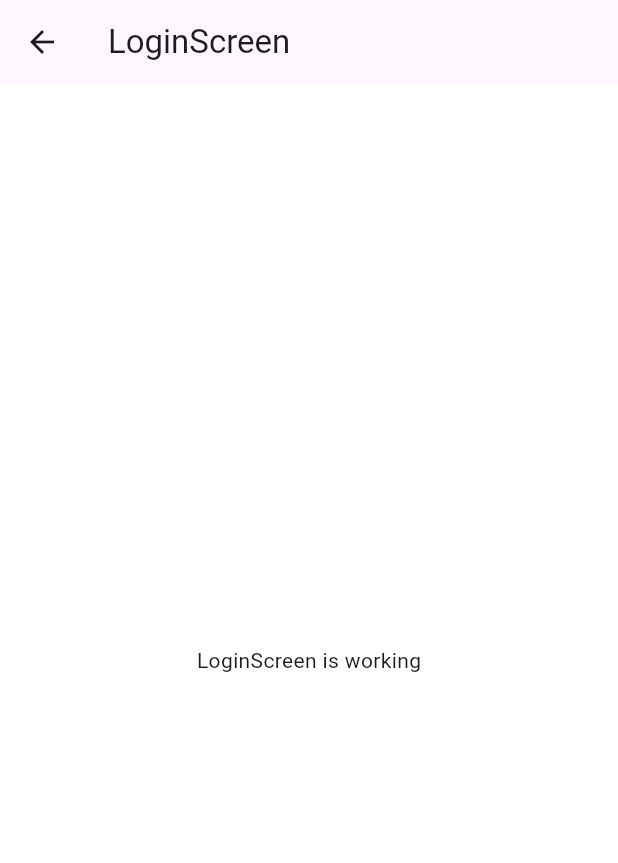
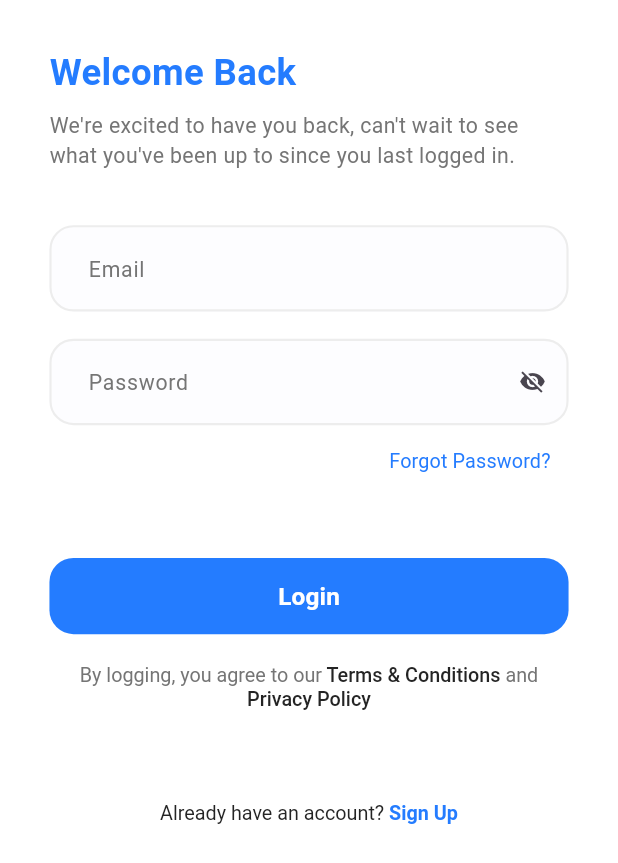
Before and after one commit to Ahmed-Mohmmed-Yousef/flutter_compelet_project, a Flutter app: the screen it shows after launch, after a tap on "Get Started", on a phone screen of 412 x 824 dp. Shown: the top 863 px of the screen. Run offline on Flutter 3.47's test engine with Material 3 defaults, Android fonts, the phone set to English and light mode, and no system bars; our stand-ins replace flutter_screenutil, flutter_svg.

Commit message:
-login ui

```diff
--- /dev/null
+++ b/lib/core/helpers/spacing.dart
@@ -0,0 +1,10 @@
+import 'package:flutter/material.dart';
+import 'package:flutter_screenutil/flutter_screenutil.dart';
+
+SizedBox verticalSpacing(double height) => SizedBox(
+      height: height.h,
+    );
+
+SizedBox horizontalSpacing(double width) => SizedBox(
+      width: width.w,
+    );
--- a/lib/core/theming/colors.dart
+++ b/lib/core/theming/colors.dart
@@ -2,5 +2,9 @@
 
 class ColorsManager {
   static const Color mainBlue = Color(0xFF247CFF);
+  static const Color darkBlue = Color(0xFF242424);
   static const Color gray = Color(0xFF757575);
+  static const Color lightGray = Color(0xFFC2C2C2);
+  static const Color lighterGray = Color(0xFFEDEDED);
+  static const Color moreLighterGray = Color(0xFFFDFDFF);
 }
--- /dev/null
+++ b/lib/core/theming/font_weight_helper.dart
@@ -0,0 +1,12 @@
+import 'package:flutter/material.dart';
+
+class FontWeightHelper {
+  static const FontWeight thin = FontWeight.w100;
+  static const FontWeight extraLight = FontWeight.w200;
+  static const FontWeight light = FontWeight.w300;
+  static const FontWeight regular = FontWeight.w400;
+  static const FontWeight medium = FontWeight.w500;
+  static const FontWeight semiBold = FontWeight.w600;
+  static const FontWeight bold = FontWeight.w700;
+  static const FontWeight extraBold = FontWeight.w800;
+}
--- a/lib/core/theming/styles.dart
+++ b/lib/core/theming/styles.dart
@@ -1,29 +1,83 @@
 import 'package:flutter/material.dart';
 import 'package:flutter_complete_project/core/theming/colors.dart';
+import 'package:flutter_complete_project/core/theming/font_weight_helper.dart';
 import 'package:flutter_screenutil/flutter_screenutil.dart';
 
 class TextStyles {
-  static TextStyle font24Black700Weight = TextStyle(
+  static TextStyle font24BlackBold = TextStyle(
     fontSize: 24.sp,
-    fontWeight: FontWeight.w700,
+    fontWeight: FontWeightHelper.bold,
     color: Colors.black,
   );
 
   static TextStyle font32BlueBold = TextStyle(
     fontSize: 32.sp,
-    fontWeight: FontWeight.bold,
+    fontWeight: FontWeightHelper.bold,
+    color: ColorsManager.mainBlue,
+  );
+
+  static TextStyle font24BlueBold = TextStyle(
+    fontSize: 24.sp,
+    fontWeight: FontWeightHelper.bold,
     color: ColorsManager.mainBlue,
   );
 
   static TextStyle font13GrayRegular = TextStyle(
     fontSize: 13.sp,
-    fontWeight: FontWeight.normal,
+    fontWeight: FontWeightHelper.regular,
     color: ColorsManager.gray,
+  );
+
+  static TextStyle font13BlueRegular = TextStyle(
+    fontSize: 13.sp,
+    fontWeight: FontWeightHelper.regular,
+    color: ColorsManager.mainBlue,
+  );
+
+  static TextStyle font13DarkBlueRegular = TextStyle(
+    fontSize: 13.sp,
+    fontWeight: FontWeightHelper.regular,
+    color: ColorsManager.darkBlue,
+  );
+
+  static TextStyle font13BlueSemiBold = TextStyle(
+    fontSize: 13.sp,
+    fontWeight: FontWeightHelper.semiBold,
+    color: ColorsManager.mainBlue,
+  );
+
+  static TextStyle font13DarkBlueMedium = TextStyle(
+    fontSize: 13.sp,
+    fontWeight: FontWeightHelper.medium,
+    color: ColorsManager.darkBlue,
+  );
+  static TextStyle font14GrayRegular = TextStyle(
+    fontSize: 14.sp,
+    fontWeight: FontWeightHelper.regular,
+    color: ColorsManager.gray,
+  );
+
+  static TextStyle font14LighterGrayRegular = TextStyle(
+    fontSize: 14.sp,
+    fontWeight: FontWeightHelper.regular,
+    color: ColorsManager.lighterGray,
+  );
+
+  static TextStyle font14DarkBlueMeduim = TextStyle(
+    fontSize: 14.sp,
+    fontWeight: FontWeightHelper.medium,
+    color: ColorsManager.darkBlue,
+  );
+
+  static TextStyle font16WhiteMeduim = TextStyle(
+    fontSize: 16.sp,
+    fontWeight: FontWeightHelper.medium,
+    color: Colors.white,
   );
 
   static TextStyle font16WhiteSemiBold = TextStyle(
     fontSize: 16.sp,
-    fontWeight: FontWeight.w500,
+    fontWeight: FontWeightHelper.semiBold,
     color: Colors.white,
   );
 }
--- /dev/null
+++ b/lib/core/widgets/app_text_button.dart
@@ -0,0 +1,57 @@
+import 'package:flutter/material.dart';
+import 'package:flutter_complete_project/core/theming/colors.dart';
+import 'package:flutter_screenutil/flutter_screenutil.dart';
+
+class AppTextButton extends StatelessWidget {
+  final double? borderRadius;
+  final Color? backgroundColor;
+  final double? horizontalPadding;
+  final double? verticalPadding;
+  final double? buttonWidth;
+  final double? buttonHeight;
+  final String buttonText;
+  final TextStyle textStyle;
+  final VoidCallback onPressed;
+
+  const AppTextButton({
+    super.key,
+    this.borderRadius,
+    this.backgroundColor,
+    this.horizontalPadding,
+    this.verticalPadding,
+    this.buttonWidth,
+    this.buttonHeight,
+    required this.buttonText,
+    required this.textStyle,
+    required this.onPressed,
+  });
+
+  @override
+  Widget build(BuildContext context) {
+    return TextButton(
+      style: ButtonStyle(
+        shape: MaterialStateProperty.all<RoundedRectangleBorder>(
+          RoundedRectangleBorder(
+            borderRadius: BorderRadius.circular(borderRadius ?? 16.0),
+          ),
+        ),
+        backgroundColor:
+            MaterialStatePropertyAll(backgroundColor ?? ColorsManager.mainBlue),
+        padding: MaterialStateProperty.all<EdgeInsets>(
+          EdgeInsets.symmetric(
+            horizontal: horizontalPadding?.w ?? 12.w,
+            vertical: verticalPadding?.h ?? 14.h,
+          ),
+        ),
+        fixedSize: MaterialStateProperty.all(
+          Size(buttonWidth?.w ?? double.maxFinite, buttonHeight ?? 50.h),
+        ),
+      ),
+      onPressed: onPressed,
+      child: Text(
+        buttonText,
+        style: textStyle,
+      ),
+    );
+  }
+}
--- /dev/null
+++ b/lib/core/widgets/app_text_form_field.dart
@@ -0,0 +1,61 @@
+import 'package:flutter/material.dart';
+import 'package:flutter_complete_project/core/theming/colors.dart';
+import 'package:flutter_complete_project/core/theming/styles.dart';
+import 'package:flutter_screenutil/flutter_screenutil.dart';
+
+class AppTextFormField extends StatelessWidget {
+  final EdgeInsetsGeometry? contentPadding;
+  final InputBorder? focusedBorder;
+  final InputBorder? enabledBorder;
+  final TextStyle? inputTextStyle;
+  final TextStyle? hintStyle;
+  final String hintText;
+  final bool? isObscureText;
+  final Widget? suffixIcon;
+
+  const AppTextFormField({
+    super.key,
+    this.contentPadding,
+    this.focusedBorder,
+    this.enabledBorder,
+    this.inputTextStyle,
+    this.hintStyle,
+    required this.hintText,
+    this.isObscureText,
+    this.suffixIcon,
+  });
+
+  @override
+  Widget build(BuildContext context) {
+    return TextFormField(
+      decoration: InputDecoration(
+        isDense: true,
+        contentPadding: contentPadding ??
+            EdgeInsets.symmetric(horizontal: 20.w, vertical: 18.h),
+        focusedBorder: focusedBorder ??
+            OutlineInputBorder(
+              borderSide: BorderSide(
+                color: ColorsManager.mainBlue,
+                width: 1.3.w,
+              ),
+              borderRadius: BorderRadius.circular(16.0),
+            ),
+        enabledBorder: enabledBorder ??
+            OutlineInputBorder(
+              borderSide: BorderSide(
+                color: ColorsManager.lighterGray,
+                width: 1.3.w,
+              ),
+              borderRadius: BorderRadius.circular(16.0),
+            ),
+        hintStyle: hintStyle ?? TextStyles.font14GrayRegular,
+        hintText: hintText,
+        suffixIcon: suffixIcon,
+        filled: true,
+        fillColor: ColorsManager.moreLighterGray,
+      ),
+      obscureText: isObscureText ?? false,
+      style: inputTextStyle ?? TextStyles.font14DarkBlueMeduim,
+    );
+  }
+}
--- a/lib/features/login/ui/login_screen.dart
+++ b/lib/features/login/ui/login_screen.dart
@@ -1,16 +1,86 @@
 import 'package:flutter/material.dart';
+import 'package:flutter/rendering.dart';
+import 'package:flutter_complete_project/core/helpers/spacing.dart';
+import 'package:flutter_complete_project/core/theming/styles.dart';
+import 'package:flutter_complete_project/core/widgets/app_text_button.dart';
+import 'package:flutter_complete_project/core/widgets/app_text_form_field.dart';
+import 'package:flutter_complete_project/features/login/ui/widgets/already_have_account_text.dart';
+import 'package:flutter_complete_project/features/login/ui/widgets/terms_and_conditions_text.dart';
+import 'package:flutter_screenutil/flutter_screenutil.dart';
 
-class LoginScreen extends StatelessWidget {
+class LoginScreen extends StatefulWidget {
   const LoginScreen({super.key});
 
   @override
+  State<LoginScreen> createState() => _LoginScreenState();
+}
+
+class _LoginScreenState extends State<LoginScreen> {
+  final formKey = GlobalKey<FormState>();
+  bool isObsecure = true;
+  @override
   Widget build(BuildContext context) {
     return Scaffold(
-        appBar: AppBar(
-          title: Text('LoginScreen'),
+        body: SafeArea(
+      child: Padding(
+        padding: EdgeInsets.symmetric(horizontal: 30.w, vertical: 30.h),
+        child: SingleChildScrollView(
+          child: Column(
+            crossAxisAlignment: CrossAxisAlignment.start,
+            children: [
+              Text(
+                'Welcome Back',
+                style: TextStyles.font24BlueBold,
+              ),
+              verticalSpacing(8),
+              Text(
+                'We\'re excited to have you back, can\'t wait to see what you\'ve been up to since you last logged in.',
+                style: TextStyles.font14GrayRegular,
+              ),
+              verticalSpacing(36),
+              Form(
+                key: formKey,
+                child: Column(
+                  children: [
+                    const AppTextFormField(hintText: "Email"),
+                    verticalSpacing(18),
+                    AppTextFormField(
+                      hintText: "Password",
+                      suffixIcon: GestureDetector(
+                        onTap: () => setState(() {
+                          isObsecure = !isObsecure;
+                        }),
+                        child: Icon(
+                          isObsecure ? Icons.visibility_off : Icons.visibility,
+                        ),
+                      ),
+                    ),
+                    Align(
+                      alignment: Alignment.centerRight,
+                      child: TextButton(
+                        child: Text(
+                          'Forgot Password?',
+                          style: TextStyles.font13BlueRegular,
+                        ),
+                        onPressed: () {},
+                      ),
+                    ),
+                    verticalSpacing(40),
+                    AppTextButton(
+                        buttonText: 'Login',
+                        textStyle: TextStyles.font16WhiteSemiBold,
+                        onPressed: () {}),
+                    verticalSpacing(16),
+                    const TermsAndConditionsText(),
+                    verticalSpacing(60),
+                    const AlreadyHaveAccountText()
+                  ],
+                ),
+              ),
+            ],
+          ),
         ),
-        body: Center(
-          child: Text('LoginScreen is working'),
-        ));
+      ),
+    ));
   }
 }
--- /dev/null
+++ b/lib/features/login/ui/widgets/already_have_account_text.dart
@@ -0,0 +1,25 @@
+import 'package:flutter/material.dart';
+import 'package:flutter_complete_project/core/theming/styles.dart';
+
+class AlreadyHaveAccountText extends StatelessWidget {
+  const AlreadyHaveAccountText({super.key});
+
+  @override
+  Widget build(BuildContext context) {
+    return RichText(
+      textAlign: TextAlign.center,
+      text: TextSpan(
+        children: [
+          TextSpan(
+            text: 'Already have an account?',
+            style: TextStyles.font13DarkBlueRegular,
+          ),
+          TextSpan(
+            text: ' Sign Up',
+            style: TextStyles.font13BlueSemiBold,
+          ),
+        ],
+      ),
+    );
+  }
+}
--- /dev/null
+++ b/lib/features/login/ui/widgets/terms_and_conditions_text.dart
@@ -0,0 +1,33 @@
+import 'package:flutter/material.dart';
+import 'package:flutter_complete_project/core/theming/styles.dart';
+
+class TermsAndConditionsText extends StatelessWidget {
+  const TermsAndConditionsText({super.key});
+
+  @override
+  Widget build(BuildContext context) {
+    return RichText(
+      textAlign: TextAlign.center,
+      text: TextSpan(
+        children: [
+          TextSpan(
+            text: 'By logging, you agree to our',
+            style: TextStyles.font13GrayRegular,
+          ),
+          TextSpan(
+            text: ' Terms & Conditions',
+            style: TextStyles.font13DarkBlueMedium,
+          ),
+          TextSpan(
+            text: ' and',
+            style: TextStyles.font13GrayRegular.copyWith(height: 1.5),
+          ),
+          TextSpan(
+            text: ' Privacy Policy',
+            style: TextStyles.font13DarkBlueMedium,
+          ),
+        ],
+      ),
+    );
+  }
+}
--- a/lib/features/onboarding/widgets/doc_logo_and_name.dart
+++ b/lib/features/onboarding/widgets/doc_logo_and_name.dart
@@ -16,7 +16,7 @@
         SizedBox(width: 10.w),
         Text(
           'DocDoc',
-          style: TextStyles.font24Black700Weight,
+          style: TextStyles.font24BlackBold,
         ),
       ],
     );
--- a/lib/features/onboarding/widgets/get_started_button.dart
+++ b/lib/features/onboarding/widgets/get_started_button.dart
@@ -28,7 +28,7 @@
       ),
       child: Text(
         'Get Started',
-        style: TextStyles.font16WhiteSemiBold,
+        style: TextStyles.font16WhiteMeduim,
       ),
     );
   }
```
Also changed, not shown: 4 other files.
